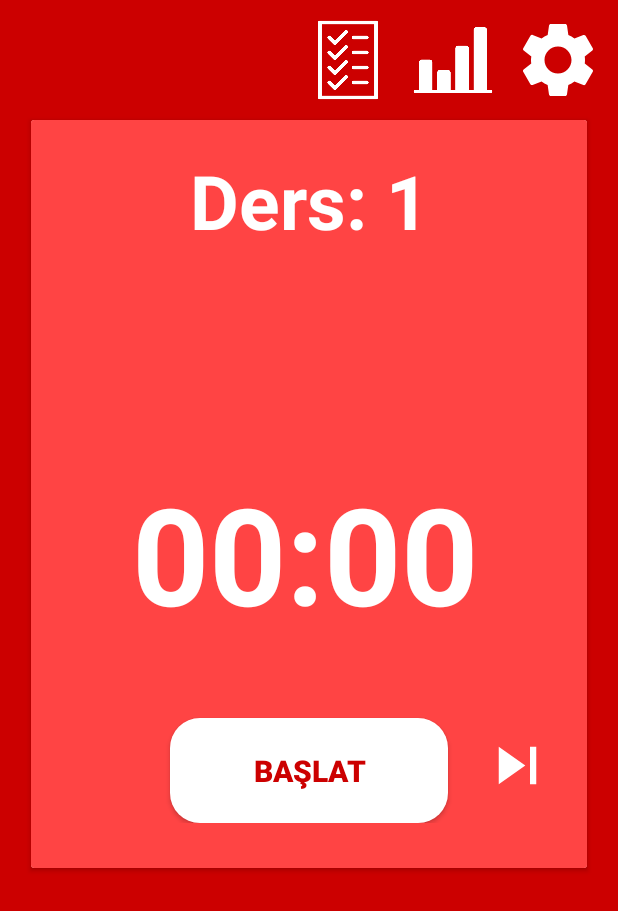
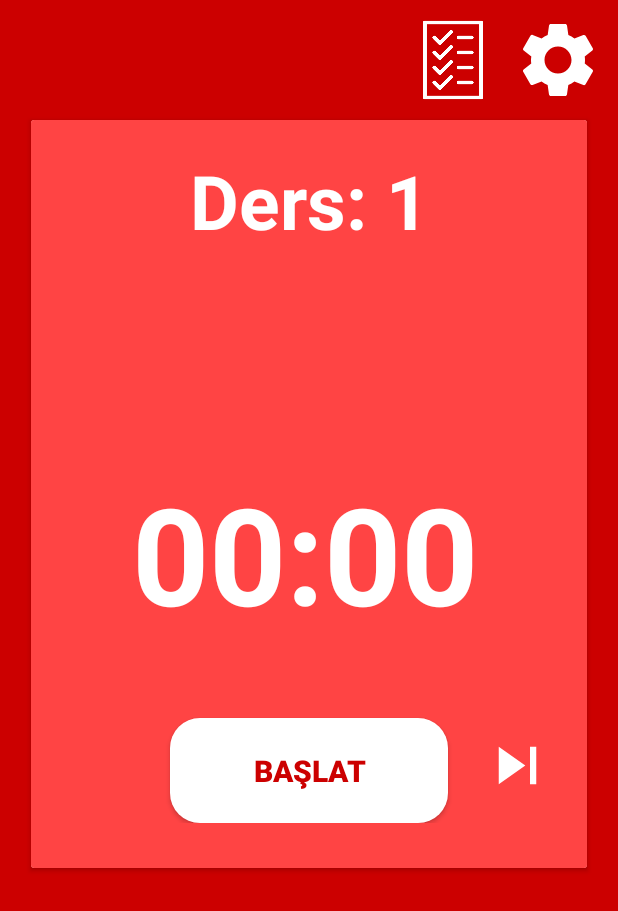
Before and after one commit to umutyigitcan/Pomodoro-Uygulamasi, an Android app: the screen it shows after launch (MainActivity), on a phone screen of 412 x 824 dp. Shown: the top 911 px of the screen. Run offline under Robolectric (Android 15) with nearby library versions, the phone set to English and light mode, and no system bars.

Commit message:
Pomodoro tamamlandı

```diff
--- a/app/src/main/java/com/example/pomodoro/GorevlerEkrani.kt
+++ b/app/src/main/java/com/example/pomodoro/GorevlerEkrani.kt
@@ -63,7 +63,7 @@ class GorevlerEkrani : Fragment() {
                 }
             }
             ad.setNegativeButton("İptal"){dialogInterface, i->
-                Toast.makeText(requireContext(),"İptal Tıklandı!",Toast.LENGTH_SHORT).show()
+
             }
             ad.create().show()
            adapter.notifyDataSetChanged()
--- a/app/src/main/java/com/example/pomodoro/PomodoroEkrani.kt
+++ b/app/src/main/java/com/example/pomodoro/PomodoroEkrani.kt
@@ -1,5 +1,7 @@
 package com.example.pomodoro
 
+import android.app.AlertDialog
+import android.content.DialogInterface
 import android.os.Bundle
 import android.os.Handler
 import android.os.Looper
@@ -29,7 +31,7 @@ class PomodoroEkrani : Fragment() {
     private var myHandler=Handler(Looper.getMainLooper())
     private var myRunnable=object :Runnable{
         override fun run() {
-            if(sayi==toplamsaniye&&dersDurum==true){
+            if(sayi>=toplamsaniye&&dersDurum==true){
                 handler.removeCallbacks(runnable)
                 tasarim.kronometre.stop()
                 zamanidurdur=0
@@ -41,7 +43,7 @@ class PomodoroEkrani : Fragment() {
                 handler.post(runnable)
                 dersDurum=false
             }
-            if(sayi==toplamsaniye&&dersDurum==false){
+            if(sayi>=toplamsaniye&&dersDurum==false){
                 handler.removeCallbacks(runnable)
                 tasarim.kronometre.stop()
                 zamanidurdur=0
@@ -73,8 +75,22 @@ class PomodoroEkrani : Fragment() {
     }
     override fun onCreateView(inflater: LayoutInflater, container: ViewGroup?, savedInstanceState: Bundle?): View? {
         tasarim= FragmentPomodoroEkraniBinding.inflate(inflater,container,false)
+        tasarim.istatistikler.setOnClickListener {
+            Navigation.findNavController(it).navigate(R.id.action_pomodoroEkrani_to_istatistikFragment)
+        }
         tasarim.gorevler.setOnClickListener {
-            Navigation.findNavController(it).navigate(R.id.action_pomodoroEkrani_to_gorevlerEkrani)
+            var ad=AlertDialog.Builder(requireContext())
+            ad.setMessage("Sayfa değiştirdiğiniz de pomodoro sıfırlanacak.Sayfa değiştirmek istiyor musunuz?")
+            ad.setPositiveButton("Git"){DialogInterface,i->
+                Navigation.findNavController(it).navigate(R.id.action_pomodoroEkrani_to_gorevlerEkrani)
+            }
+            ad.setNegativeButton("İptal"){DialogInterface,i->
+
+            }
+            ad.create().show()
+        }
+        tasarim.ilerle.setOnClickListener {
+            sayi=toplamsaniye+1
         }
         myHandler.post(myRunnable)
         tasarim.baslat.setOnClickListener {nesne->
@@ -99,7 +115,15 @@ class PomodoroEkrani : Fragment() {
 
         }
         tasarim.ayarlar.setOnClickListener {
-            Navigation.findNavController(it).navigate(R.id.action_pomodoroEkrani_to_pomodoroSureAyarlamaEkrani)
+            var ad=AlertDialog.Builder(requireContext())
+            ad.setMessage("Sayfa değiştirdiğiniz de pomodoro sıfırlanacak.Sayfa değiştirmek istiyor musunuz?")
+            ad.setPositiveButton("Git"){DialogInterface,i->
+                Navigation.findNavController(it).navigate(R.id.action_pomodoroEkrani_to_pomodoroSureAyarlamaEkrani)
+            }
+            ad.setNegativeButton("İptal"){DialogInterface,i->
+
+            }
+            ad.create().show()
         }
 
         tasarim.durdur.setOnClickListener {
--- a/app/src/main/res/layout/fragment_pomodoro_ekrani.xml
+++ b/app/src/main/res/layout/fragment_pomodoro_ekrani.xml
@@ -22,6 +22,7 @@
         android:id="@+id/istatistikler"
         android:layout_width="60dp"
         android:layout_height="60dp"
+        android:visibility="invisible"
         android:layout_marginTop="10dp"
         android:layout_marginRight="10dp"
         android:background="@drawable/analytics"
@@ -35,7 +36,7 @@
         android:layout_marginTop="10dp"
         android:layout_marginRight="10dp"
         android:background="@drawable/list"
-        app:layout_constraintEnd_toStartOf="@id/istatistikler"
+        app:layout_constraintEnd_toStartOf="@id/ayarlar"
         app:layout_constraintTop_toTopOf="parent" />
 
 
@@ -150,7 +151,7 @@
                 android:background="@drawable/baseline_skip_next_24"
                 app:layout_constraintBottom_toBottomOf="parent"
                 app:layout_constraintEnd_toEndOf="parent"
-                app:layout_constraintStart_toEndOf="@id/baslat" />
+                app:layout_constraintStart_toEndOf="@id/baslat"/>
 
 
         </androidx.constraintlayout.widget.ConstraintLayout>
--- a/app/src/main/res/navigation/nav.xml
+++ b/app/src/main/res/navigation/nav.xml
@@ -16,6 +16,9 @@
         <action
             android:id="@+id/action_pomodoroEkrani_to_gorevlerEkrani"
             app:destination="@id/gorevlerEkrani" />
+        <action
+            android:id="@+id/action_pomodoroEkrani_to_istatistikFragment"
+            app:destination="@id/istatistikFragment" />
     </fragment>
     <fragment
         android:id="@+id/pomodoroSureAyarlamaEkrani"
@@ -35,4 +38,13 @@
             android:id="@+id/action_gorevlerEkrani_to_pomodoroEkrani"
             app:destination="@id/pomodoroEkrani" />
     </fragment>
+    <fragment
+        android:id="@+id/istatistikFragment"
+        android:name="com.example.pomodoro.IstatistikFragment"
+        android:label="fragment_istatistik"
+        tools:layout="@layout/fragment_istatistik" >
+        <action
+            android:id="@+id/action_istatistikFragment_to_pomodoroEkrani"
+            app:destination="@id/pomodoroEkrani" />
+    </fragment>
 </navigation>
```
Also changed, not shown: app/src/main/java/com/example/pomodoro/IstatistikFragment.kt (+8 -0 lines), app/src/main/res/drawable/progress_bar_color.xml (added, +15 -0 lines), app/src/main/res/layout/fragment_istatistik.xml (+64 -6 lines).
